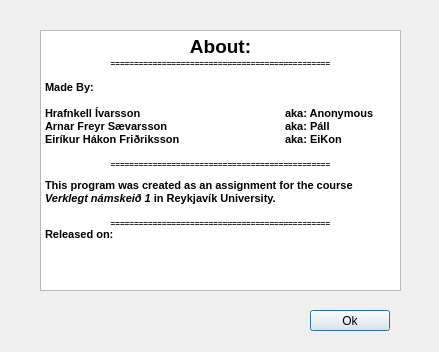
Qt form aboutwindow.ui (hrafnkelli14/Verklegt-verkefni-3) before a commit.
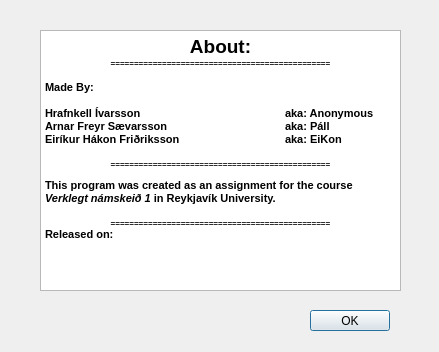
The same form after that commit.

Commit message: connected about window to menu bar

Patch:
```diff
--- a/aboutwindow.ui
+++ b/aboutwindow.ui
@@ -56,7 +56,7 @@
     </rect>
    </property>
    <property name="text">
-    <string>Ok</string>
+    <string>OK</string>
    </property>
   </widget>
  </widget>
```
The commit also changes 5 other files.
